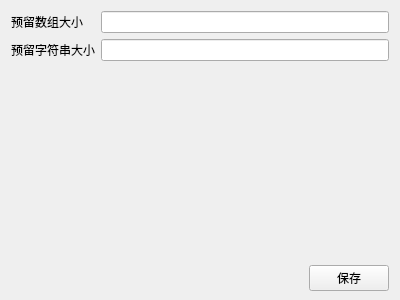
Above: jstructhelpergui/jstructhelpergui.ui from maoxingda/json_struct before the change. Below: the same form after it.
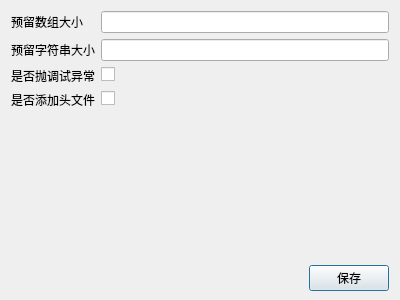
That is the form after the change.

```diff
--- a/jstructhelpergui/jstructhelpergui.ui
+++ b/jstructhelpergui/jstructhelpergui.ui
@@ -55,6 +55,34 @@
       <item row="1" column="1">
        <widget class="QLineEdit" name="lineEditStrLen"/>
       </item>
+      <item row="2" column="0">
+       <widget class="QLabel" name="labelThro">
+        <property name="text">
+         <string>是否抛调试异常</string>
+        </property>
+       </widget>
+      </item>
+      <item row="3" column="0">
+       <widget class="QLabel" name="labelAdd">
+        <property name="text">
+         <string>是否添加头文件</string>
+        </property>
+       </widget>
+      </item>
+      <item row="2" column="1">
+       <widget class="QCheckBox" name="checkBoxThrow">
+        <property name="text">
+         <string/>
+        </property>
+       </widget>
+      </item>
+      <item row="3" column="1">
+       <widget class="QCheckBox" name="checkBoxAdd">
+        <property name="text">
+         <string/>
+        </property>
+       </widget>
+      </item>
      </layout>
     </item>
     <item>
@@ -80,6 +108,12 @@
         <property name="text">
          <string>保存</string>
         </property>
+        <property name="autoDefault">
+         <bool>true</bool>
+        </property>
+        <property name="default">
+         <bool>true</bool>
+        </property>
        </widget>
       </item>
      </layout>
```
